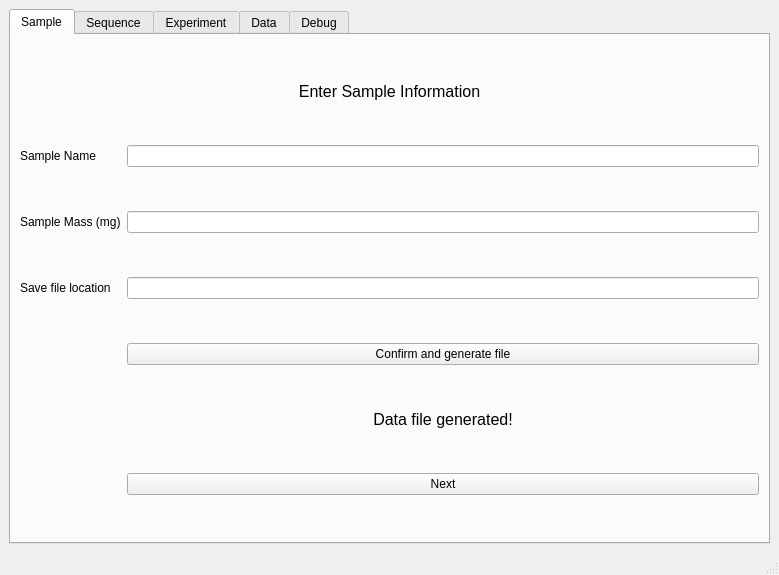
jhead96/NMR-spectrometer-GUI, file GUI_pyQt/ui files/spectrometer_tabbed.ui: the form before one commit.
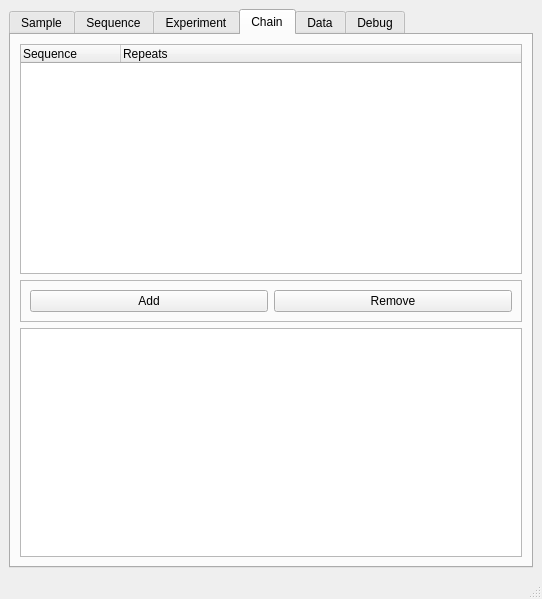
The form after the commit. Custom widgets are drawn as their Qt base class.

Commit message: Added 'Chain' tab to GUI.

The edit to the form file:
```diff
--- a/GUI_pyQt/ui files/spectrometer_tabbed.ui
+++ b/GUI_pyQt/ui files/spectrometer_tabbed.ui
@@ -6,8 +6,8 @@
    <rect>
     <x>0</x>
     <y>0</y>
-    <width>779</width>
-    <height>575</height>
+    <width>542</width>
+    <height>599</height>
    </rect>
   </property>
   <property name="windowTitle">
@@ -30,7 +30,7 @@
        <enum>QTabWidget::Rounded</enum>
       </property>
       <property name="currentIndex">
-       <number>0</number>
+       <number>3</number>
       </property>
       <widget class="QWidget" name="tab_sample">
        <attribute name="title">
@@ -397,6 +397,56 @@
         </item>
        </layout>
       </widget>
+      <widget class="QWidget" name="tab_chain">
+       <attribute name="title">
+        <string>Chain</string>
+       </attribute>
+       <layout class="QGridLayout" name="gridLayout_9">
+        <item row="1" column="0">
+         <widget class="QFrame" name="addRemoveBtnFrame">
+          <property name="frameShape">
+           <enum>QFrame::StyledPanel</enum>
+          </property>
+          <property name="frameShadow">
+           <enum>QFrame::Raised</enum>
+          </property>
+          <layout class="QGridLayout" name="gridLayout_10">
+           <item row="0" column="0">
+            <widget class="QPushButton" name="addSeqBtn">
+             <property name="text">
+              <string>Add</string>
+             </property>
+            </widget>
+           </item>
+           <item row="0" column="1">
+            <widget class="QPushButton" name="removeSeqBtn">
+             <property name="text">
+              <string>Remove</string>
+             </property>
+            </widget>
+           </item>
+          </layout>
+         </widget>
+        </item>
+        <item row="2" column="0">
+         <widget class="QTextEdit" name="textEdit"/>
+        </item>
+        <item row="0" column="0">
+         <widget class="QTreeWidget" name="chainTreeWidget">
+          <column>
+           <property name="text">
+            <string>Sequence</string>
+           </property>
+          </column>
+          <column>
+           <property name="text">
+            <string>Repeats</string>
+           </property>
+          </column>
+         </widget>
+        </item>
+       </layout>
+      </widget>
       <widget class="QWidget" name="tab_data">
        <attribute name="title">
         <string>Data</string>
```
The commit also changes 1 other file.
